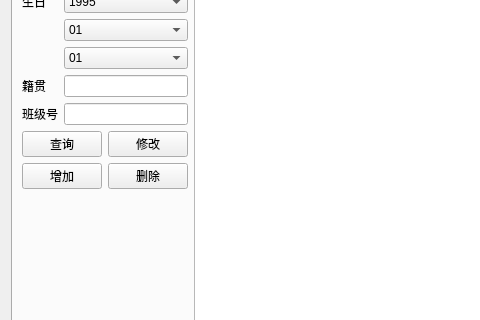
First picture: the form in admin.ui, repository Database-Course-Developers/Educational_Administration_System, before the edit; both pictures show x 0 to 480 and y 139 to 459 of the 600 by 584 pixel window.
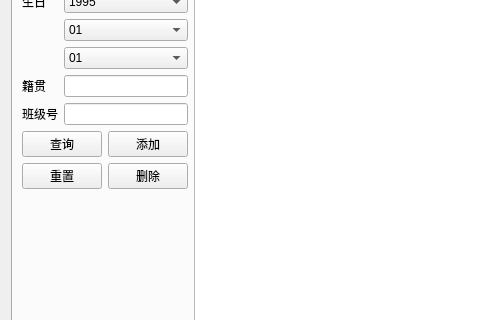
Second picture: the form after the edit. The open tabs and pages were chosen to show the change.

```diff
--- a/admin.ui
+++ b/admin.ui
@@ -1048,13 +1048,6 @@
            </item>
            <item>
             <layout class="QGridLayout" name="gridLayout_8">
-             <item row="0" column="1">
-              <widget class="QPushButton" name="pushButton_23">
-               <property name="text">
-                <string>修改</string>
-               </property>
-              </widget>
-             </item>
              <item row="0" column="0">
               <widget class="QPushButton" name="btn_stu_query">
                <property name="text">
@@ -1069,13 +1062,6 @@
                </property>
               </widget>
              </item>
-             <item row="1" column="0">
-              <widget class="QPushButton" name="pushButton_24">
-               <property name="text">
-                <string>增加</string>
-               </property>
-              </widget>
-             </item>
              <item row="2" column="0" colspan="2">
               <spacer name="verticalSpacer_4">
                <property name="orientation">
@@ -1089,6 +1075,20 @@
                </property>
               </spacer>
              </item>
+             <item row="0" column="1">
+              <widget class="QPushButton" name="btn_stu_add">
+               <property name="text">
+                <string>添加</string>
+               </property>
+              </widget>
+             </item>
+             <item row="1" column="0">
+              <widget class="QPushButton" name="btn_stu_reset">
+               <property name="text">
+                <string>重置</string>
+               </property>
+              </widget>
+             </item>
             </layout>
            </item>
           </layout>
```
Left out of the diff: 9 changed lines with no effect on the pictures.
